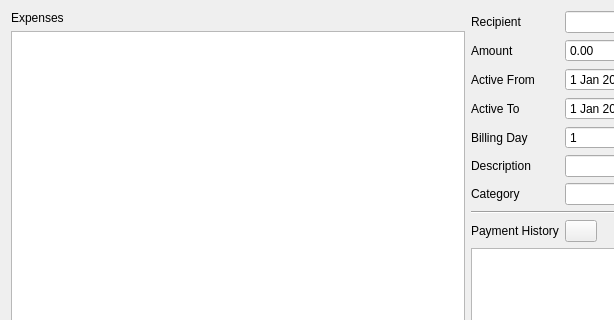
First picture: the form in src/recurring_expenses/recurringexpensesoverview.ui, repository lambda-snail/juno, before the edit; both pictures show x 0 to 614 and y 0 to 320 of the 935 by 658 pixel window.
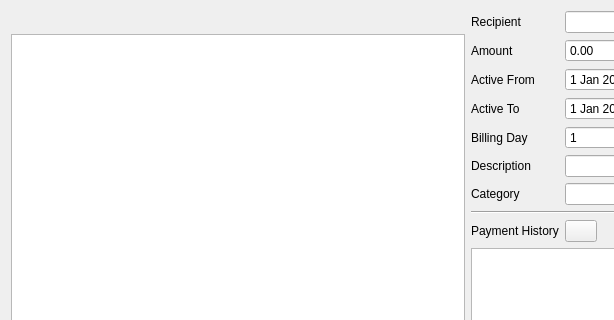
Second picture: the form after the edit.

Commit message: enable toolbar for recurring expenses (with a hack for now)

Diff of the .ui file:
```diff
--- a/src/recurring_expenses/recurringexpensesoverview.ui
+++ b/src/recurring_expenses/recurringexpensesoverview.ui
@@ -17,11 +17,7 @@
    <item>
     <layout class="QVBoxLayout" name="verticalLayout">
      <item>
-      <widget class="QLabel" name="recurringExpensesLabel">
-       <property name="text">
-        <string>Expenses</string>
-       </property>
-      </widget>
+      <widget class="QToolBar" name="toolBar"/>
      </item>
      <item>
       <widget class="QListView" name="recurringExpensesView">
```
Left out of the diff: 6 changed lines with no effect on the pictures. The commit also changes 5 other files.
